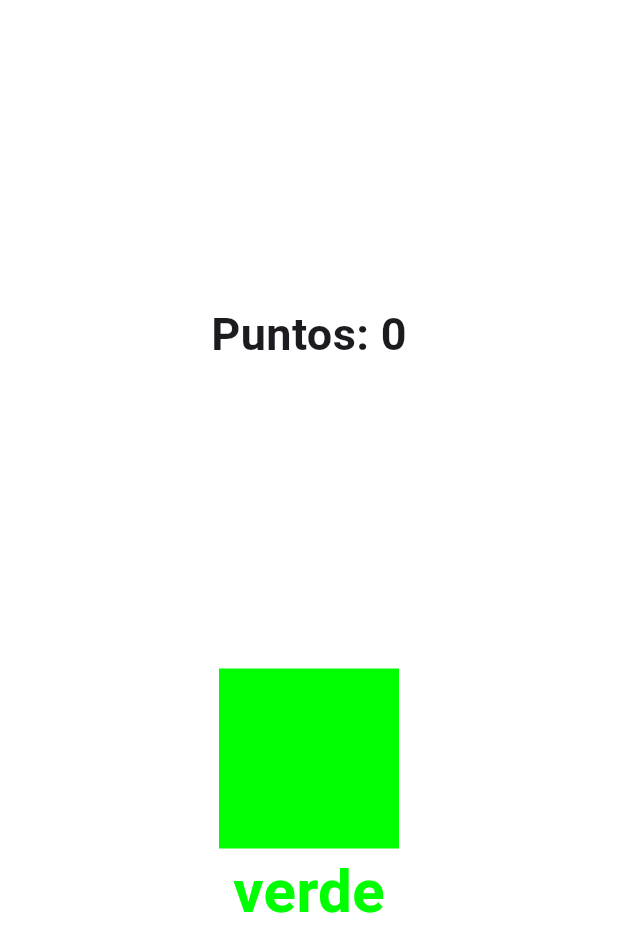
After one commit to JorgeCamposDev/JorgeCamposGomezDesarrolloMovil, a Flutter app: the screen it shows after launch, in the side drawer, after a tap on "Enlace 12", on a phone screen of 412 x 824 dp. The commit adds this screen. Shown: the top 952 px of the screen. Run offline on Flutter 3.47's test engine with Material 3 defaults, Android fonts, the phone set to English and light mode, and no system bars; our stand-ins replace auto_size_text, google_fonts; network calls fail.

Commit message:
Entrega 5 Entrada 12 Colores aleatorios

```diff
--- a/desarrollo_movil/lib/main.dart
+++ b/desarrollo_movil/lib/main.dart
@@ -2,6 +2,7 @@ import 'package:desarrollo_movil/screens/barra_lateral_drawer.dart';
 import 'package:desarrollo_movil/screens/enlace1.dart';
 import 'package:desarrollo_movil/screens/enlace10.dart';
 import 'package:desarrollo_movil/screens/enlace11.dart';
+import 'package:desarrollo_movil/screens/enlace12.dart';
 import 'package:desarrollo_movil/screens/enlace2.dart';
 import 'package:desarrollo_movil/screens/enlace3.dart';
 import 'package:desarrollo_movil/screens/enlace4.dart';
@@ -48,6 +49,7 @@ class MyApp extends StatelessWidget {
         '/ej9': (context) => const Enlace9(),
         '/ej10': (context) => const Enlace10(title: 'Contador de clics personal'),
         '/ej11': (context) => const Enlace11(),
+        '/ej12':(context) => const Enlace12(),
       },
       // NO HAY QUE PONER LA PROPIEDAD HOME
     );
--- a/desarrollo_movil/lib/screens/barra_lateral_drawer.dart
+++ b/desarrollo_movil/lib/screens/barra_lateral_drawer.dart
@@ -105,6 +105,13 @@ class MenuLateral extends StatelessWidget {
               Navigator.pushNamed(context, '/ej11');
             },
           ),
+          ListTile(
+            title: const Text("Enlace 12"),
+            onTap: () {
+              Navigator.of(context).pop();
+              Navigator.pushNamed(context, '/ej12');
+            },
+          ),
         ],
       ),
     );
--- /dev/null
+++ b/desarrollo_movil/lib/screens/enlace12.dart
@@ -0,0 +1,114 @@
+import 'package:flutter/material.dart';
+
+import 'dart:math';
+import 'dart:async';
+
+void main() {
+  runApp(const Enlace12());
+}
+
+class Enlace12 extends StatefulWidget {
+  const Enlace12({super.key});
+
+  @override
+  State<Enlace12> createState() => _RandomColors();
+}
+
+class _RandomColors extends State<Enlace12> {
+  int points = 0;
+  late String randomName;
+  late Color randomColor;
+  var colorNames = ['azul', 'verde', 'naranja'];
+  var colorHex = [
+    const Color(0xFF0000FF),
+    const Color(0xFF00FF00),
+    const Color(0xFFFF914D),
+  ];
+
+  @override
+  void initState() {
+    super.initState();
+    getRandomColor();
+    getRandomName();
+    timer();
+  }
+
+  void timer() {
+    Timer.periodic(const Duration(milliseconds: 1000), (timer) {
+      getRandomColor();
+      getRandomName();
+      setState(() {});
+    });
+  }
+
+  @override
+  Widget build(BuildContext context) {
+    return MaterialApp(
+      debugShowCheckedModeBanner: false,
+      home: Scaffold(
+        backgroundColor: Colors.white,
+        body: Column(
+          mainAxisAlignment: MainAxisAlignment.spaceEvenly,
+          children: [
+            Text(
+              'Puntos: $points',
+              style: const TextStyle(fontWeight: FontWeight.bold, fontSize: 30),
+            ),
+            Center(
+              child: GestureDetector(
+                onTap: () {
+                  onGiftTap(randomName, randomColor);
+                },
+                child: Column(
+                  children: [
+                    Container(width: 120, color: randomColor, height: 120),
+                    Text(
+                      randomName,
+                      style: TextStyle(
+                        color: randomColor,
+                        fontSize: 40,
+                        fontWeight: FontWeight.bold,
+                      ),
+                    ),
+                  ],
+                ),
+              ),
+            ),
+          ],
+        ),
+      ),
+    );
+  }
+
+  void getRandomColor() {
+    Random random = Random();
+    int randomNumber = random.nextInt(3);
+    randomColor = colorHex[randomNumber];
+  }
+
+  void getRandomName() {
+    Random random = Random();
+    int randomNumber = random.nextInt(3);
+    randomName = colorNames[randomNumber];
+  }
+
+  String hexToStringConverter(Color hexColor) {
+    if (hexColor == const Color(0xFF0000FF)) {
+      return 'azul';
+    } else if (hexColor == const Color(0xFF00FF00)) {
+      return 'verde';
+    } else {
+      return 'naranja';
+    }
+  }
+
+  void onGiftTap(String name, Color color) {
+    var colorToString = hexToStringConverter(color);
+    if (name == colorToString) {
+      points++;
+    } else {
+      points--;
+    }
+    setState(() {});
+  }
+}
```
